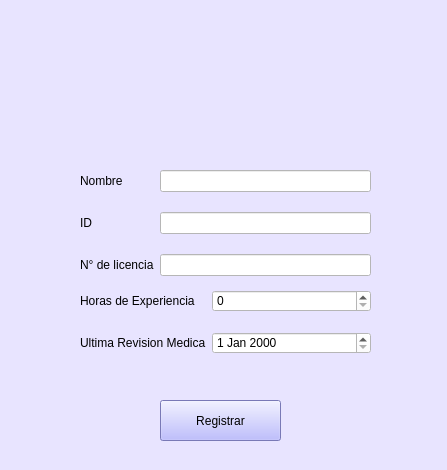
Old version of the form Interfaces Aeropuerto/registrarPiloto.ui in the repository vanesagustin98/Aerocamp.
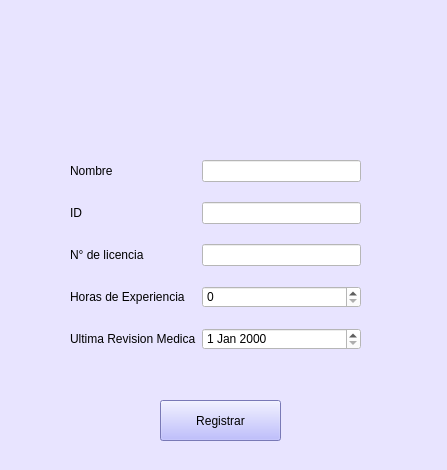
New version of the form. Icons and pictures are not drawn.

What changed in the file:
```diff
--- a/Interfaces Aeropuerto/registrarPiloto.ui
+++ b/Interfaces Aeropuerto/registrarPiloto.ui
@@ -19,10 +19,10 @@
   <widget class="QWidget" name="formLayoutWidget_11">
    <property name="geometry">
     <rect>
-     <x>80</x>
-     <y>170</y>
+     <x>70</x>
+     <y>160</y>
      <width>291</width>
-     <height>121</height>
+     <height>211</height>
     </rect>
    </property>
    <layout class="QFormLayout" name="formLayout_12">
@@ -86,25 +86,7 @@
       </property>
      </widget>
     </item>
-   </layout>
-  </widget>
-  <widget class="QWidget" name="formLayoutWidget_9">
-   <property name="geometry">
-    <rect>
-     <x>80</x>
-     <y>290</y>
-     <width>291</width>
-     <height>81</height>
-    </rect>
-   </property>
-   <layout class="QFormLayout" name="formLayout_13">
-    <property name="labelAlignment">
-     <set>Qt::AlignBottom|Qt::AlignLeading|Qt::AlignLeft</set>
-    </property>
-    <property name="verticalSpacing">
-     <number>20</number>
-    </property>
-    <item row="0" column="0">
+    <item row="3" column="0">
      <widget class="QLabel" name="label_46">
       <property name="styleSheet">
        <string notr="true">background-color: rgb(232, 228, 255);</string>
@@ -114,7 +96,14 @@
       </property>
      </widget>
     </item>
-    <item row="1" column="0">
+    <item row="3" column="1">
+     <widget class="QSpinBox" name="spinBox_10">
+      <property name="styleSheet">
+       <string notr="true">background-color: rgb(255, 255, 255);</string>
+      </property>
+     </widget>
+    </item>
+    <item row="4" column="0">
      <widget class="QLabel" name="label_47">
       <property name="styleSheet">
        <string notr="true">background-color: rgb(232, 228, 255);</string>
@@ -124,14 +113,7 @@
       </property>
      </widget>
     </item>
-    <item row="0" column="1">
-     <widget class="QSpinBox" name="spinBox_10">
-      <property name="styleSheet">
-       <string notr="true">background-color: rgb(255, 255, 255);</string>
-      </property>
-     </widget>
-    </item>
-    <item row="1" column="1">
+    <item row="4" column="1">
      <widget class="QDateEdit" name="dateEdit_9">
       <property name="styleSheet">
        <string notr="true">background-color: rgb(255, 255, 255);</string>
```
